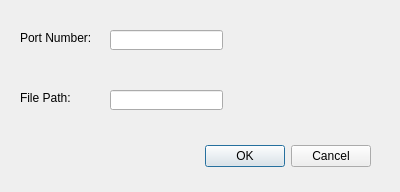
First picture: the form in server/dialog.ui, repository ericytsang-archive/comp4981.linuxchat, before the edit.
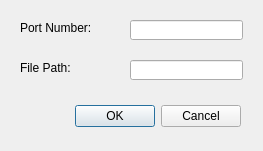
Second picture: the form after the edit.

Patch:
```diff
--- a/server/dialog.ui
+++ b/server/dialog.ui
@@ -6,8 +6,8 @@
    <rect>
     <x>0</x>
     <y>0</y>
-    <width>400</width>
-    <height>192</height>
+    <width>263</width>
+    <height>151</height>
    </rect>
   </property>
   <property name="windowTitle">
@@ -16,9 +16,9 @@
   <widget class="QDialogButtonBox" name="buttonBox">
    <property name="geometry">
     <rect>
-     <x>30</x>
-     <y>140</y>
-     <width>341</width>
+     <x>60</x>
+     <y>100</y>
+     <width>181</width>
      <height>32</height>
     </rect>
    </property>
@@ -33,7 +33,7 @@
    <property name="geometry">
     <rect>
      <x>20</x>
-     <y>30</y>
+     <y>20</y>
      <width>121</width>
      <height>16</height>
     </rect>
@@ -46,7 +46,7 @@
    <property name="geometry">
     <rect>
      <x>20</x>
-     <y>90</y>
+     <y>60</y>
      <width>61</width>
      <height>16</height>
     </rect>
@@ -58,8 +58,8 @@
   <widget class="QLineEdit" name="lineEdit">
    <property name="geometry">
     <rect>
-     <x>110</x>
-     <y>30</y>
+     <x>130</x>
+     <y>20</y>
      <width>113</width>
      <height>20</height>
     </rect>
@@ -68,8 +68,8 @@
   <widget class="QLineEdit" name="lineEdit_2">
    <property name="geometry">
     <rect>
-     <x>110</x>
-     <y>90</y>
+     <x>130</x>
+     <y>60</y>
      <width>113</width>
      <height>20</height>
     </rect>
```
